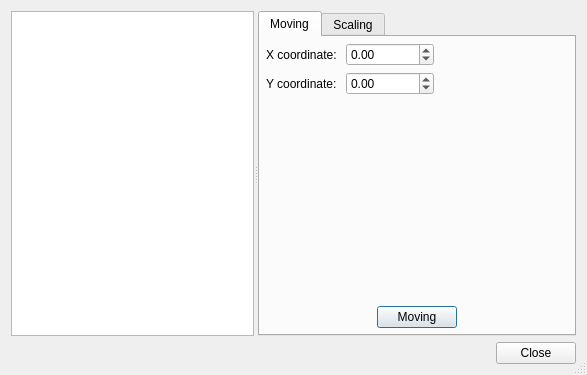
Old version of the form pyslvs_ui/synthesis/dimensional_synthesis/dialogs/edit_path.ui in the repository KmolYuan/Pyslvs-UI.
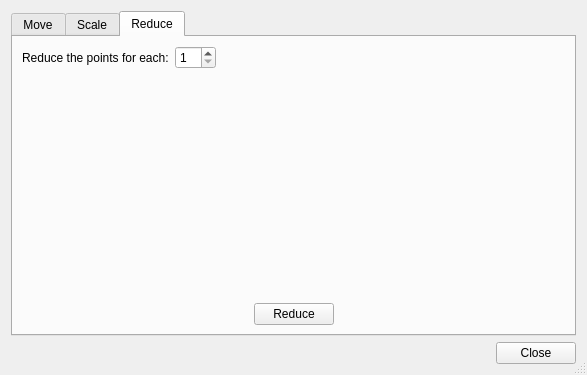
New version of the form. The open tabs and pages were chosen to show the change. Icons and pictures are not drawn.

Commit message: Add "reduce" function for synthesis target path.

The edit to the form file:
```diff
--- a/pyslvs_ui/synthesis/dimensional_synthesis/dialogs/edit_path.ui
+++ b/pyslvs_ui/synthesis/dimensional_synthesis/dialogs/edit_path.ui
@@ -23,32 +23,15 @@
   <property name="modal">
    <bool>true</bool>
   </property>
-  <layout class="QVBoxLayout" name="verticalLayout_5">
-   <item>
-    <widget class="QSplitter" name="splitter">
-     <property name="sizePolicy">
-      <sizepolicy hsizetype="Expanding" vsizetype="Expanding">
-       <horstretch>0</horstretch>
-       <verstretch>0</verstretch>
-      </sizepolicy>
-     </property>
-     <property name="orientation">
-      <enum>Qt::Horizontal</enum>
-     </property>
-     <widget class="QWidget" name="layoutWidget">
       <layout class="QVBoxLayout" name="verticalLayout">
        <item>
-        <widget class="QListWidget" name="path_list"/>
-       </item>
-      </layout>
-     </widget>
      <widget class="QTabWidget" name="tabWidget">
       <property name="currentIndex">
        <number>0</number>
       </property>
       <widget class="QWidget" name="moving">
        <attribute name="title">
-        <string>Moving</string>
+       <string>Move</string>
        </attribute>
        <layout class="QVBoxLayout" name="verticalLayout_2">
         <property name="leftMargin">
@@ -158,7 +141,7 @@
           <item>
            <widget class="QPushButton" name="moving_button">
             <property name="text">
-             <string>Moving</string>
+            <string>Move</string>
             </property>
             <property name="default">
              <bool>true</bool>
@@ -184,7 +167,7 @@
       </widget>
       <widget class="QWidget" name="scaling">
        <attribute name="title">
-        <string>Scaling</string>
+       <string>Scale</string>
        </attribute>
        <layout class="QVBoxLayout" name="verticalLayout_3">
         <property name="leftMargin">
@@ -369,6 +352,93 @@
         </item>
        </layout>
       </widget>
+     <widget class="QWidget" name="reduce_tab">
+      <attribute name="title">
+       <string>Reduce</string>
+      </attribute>
+      <layout class="QVBoxLayout" name="verticalLayout_4">
+       <item>
+        <layout class="QGridLayout" name="gridLayout_3">
+         <item row="0" column="1">
+          <widget class="QSpinBox" name="reduce_n">
+           <property name="minimum">
+            <number>1</number>
+           </property>
+          </widget>
+         </item>
+         <item row="0" column="0">
+          <widget class="QLabel" name="reduce_n_label">
+           <property name="text">
+            <string>Reduce the points for each:</string>
+           </property>
+          </widget>
+         </item>
+         <item row="0" column="2">
+          <spacer name="horizontalSpacer_13">
+           <property name="orientation">
+            <enum>Qt::Horizontal</enum>
+           </property>
+           <property name="sizeHint" stdset="0">
+            <size>
+             <width>40</width>
+             <height>20</height>
+            </size>
+           </property>
+          </spacer>
+         </item>
+        </layout>
+       </item>
+       <item>
+        <spacer name="verticalSpacer_3">
+         <property name="orientation">
+          <enum>Qt::Vertical</enum>
+         </property>
+         <property name="sizeHint" stdset="0">
+          <size>
+           <width>20</width>
+           <height>193</height>
+          </size>
+         </property>
+        </spacer>
+       </item>
+       <item>
+        <layout class="QHBoxLayout" name="horizontalLayout_5">
+         <item>
+          <spacer name="horizontalSpacer_11">
+           <property name="orientation">
+            <enum>Qt::Horizontal</enum>
+           </property>
+           <property name="sizeHint" stdset="0">
+            <size>
+             <width>40</width>
+             <height>20</height>
+            </size>
+           </property>
+          </spacer>
+         </item>
+         <item>
+          <widget class="QPushButton" name="reduce_button">
+           <property name="text">
+            <string>Reduce</string>
+           </property>
+          </widget>
+         </item>
+         <item>
+          <spacer name="horizontalSpacer_12">
+           <property name="orientation">
+            <enum>Qt::Horizontal</enum>
+           </property>
+           <property name="sizeHint" stdset="0">
+            <size>
+             <width>40</width>
+             <height>20</height>
+            </size>
+           </property>
+          </spacer>
+         </item>
+        </layout>
+       </item>
+      </layout>
      </widget>
     </widget>
    </item>
```
Left out of the diff: 115 changed lines with no effect on the pictures. Lines whose indentation alone changed are shown as unchanged. The commit also changes 3 other files.
